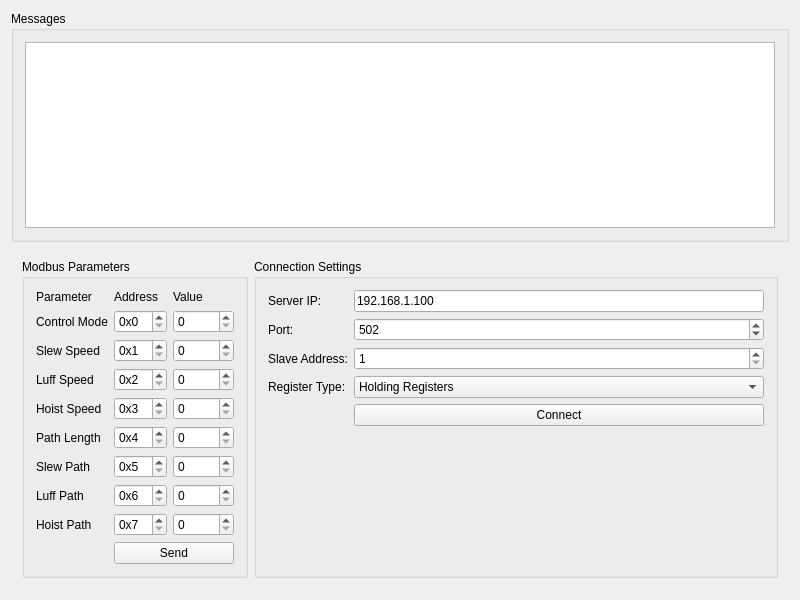
This is mainwindow.ui in riveriver/for_testing_hkcrc_crane as Qt 5 draws it before an edit. The edited form follows.
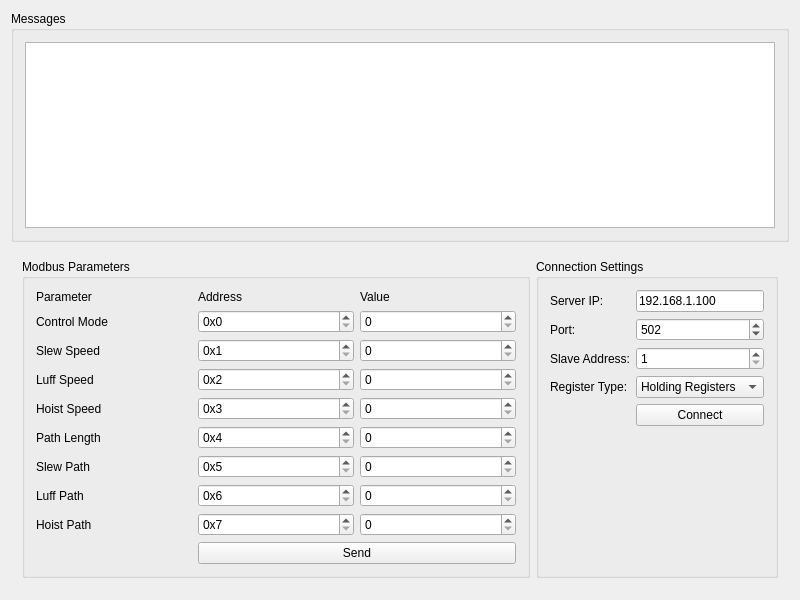
This is the edited form.

What changed in the file:
```diff
--- a/mainwindow.ui
+++ b/mainwindow.ui
@@ -36,6 +36,12 @@
       <layout class="QHBoxLayout" name="horizontalLayout">
        <item>
         <widget class="QGroupBox" name="parametersGroup">
+         <property name="sizePolicy">
+          <sizepolicy hsizetype="Expanding" vsizetype="Preferred">
+           <horstretch>3</horstretch>
+           <verstretch>0</verstretch>
+          </sizepolicy>
+         </property>
          <property name="title">
           <string>Modbus Parameters</string>
          </property>
@@ -337,6 +343,18 @@
        </item>
        <item>
         <widget class="QGroupBox" name="connectionGroup">
+         <property name="sizePolicy">
+          <sizepolicy hsizetype="Fixed" vsizetype="Preferred">
+           <horstretch>1</horstretch>
+           <verstretch>0</verstretch>
+          </sizepolicy>
+         </property>
+         <property name="minimumWidth">
+          <number>300</number>
+         </property>
+         <property name="maximumWidth">
+          <number>300</number>
+         </property>
          <property name="title">
           <string>Connection Settings</string>
          </property>
```
